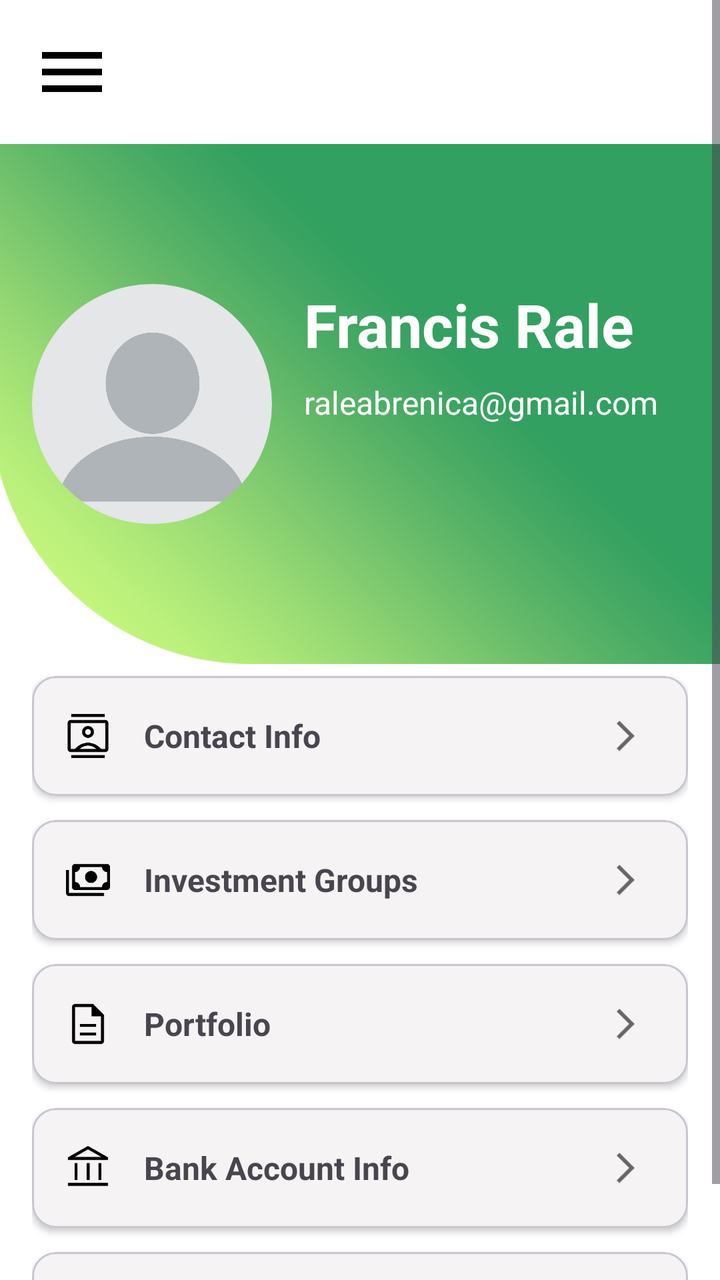
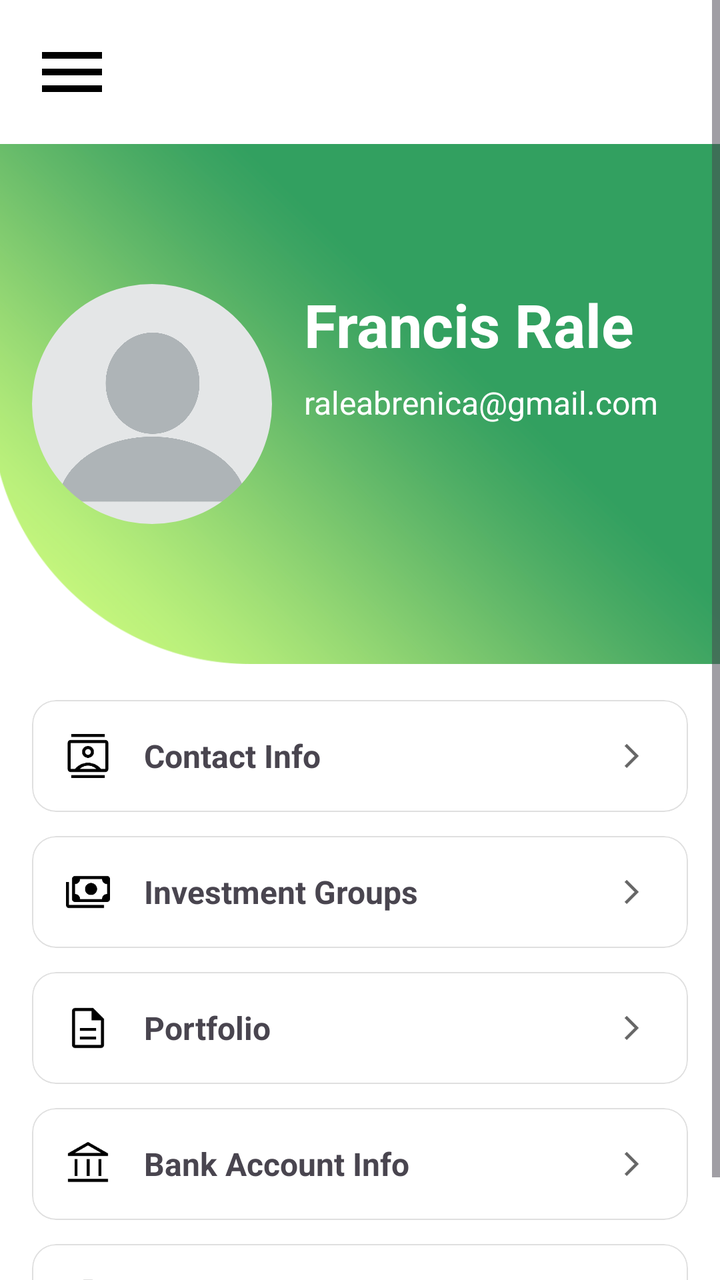

Two renders of the same Android screen: before a commit and after it. Below are the layout's source before the change and the commit's diff.
<!-- AndroidManifest.xml: application theme Theme.WealthLink -->
<!-- res/layout/activity_account_view.xml -->
<?xml version="1.0" encoding="utf-8"?>
<androidx.drawerlayout.widget.DrawerLayout xmlns:android="http://schemas.android.com/apk/res/android"
    xmlns:app="http://schemas.android.com/apk/res-auto"
    xmlns:tools="http://schemas.android.com/tools"
    android:id="@+id/drawerLayout"
    android:layout_width="match_parent"
    android:layout_height="match_parent"
    tools:context=".AccountView">

    <ScrollView
        android:layout_width="match_parent"
        android:layout_height="match_parent">

        <LinearLayout
            android:layout_width="match_parent"
            android:layout_height="wrap_content"
            android:orientation="vertical"
            android:background="@color/white">

            <ImageView
                android:id="@+id/ivMenu"
                android:layout_width="40dp"
                android:layout_height="40dp"
                android:layout_margin="16dp"
                android:src="@drawable/ic_menu" />

            <FrameLayout
                android:layout_width="match_parent"
                android:layout_height="260dp">

                <ImageView
                    android:layout_width="match_parent"
                    android:layout_height="match_parent"
                    android:src="@drawable/profile_bg"
                    android:scaleType="centerCrop"/>

                
                <LinearLayout
                    android:layout_width="match_parent"
                    android:layout_height="wrap_content"
                    android:orientation="horizontal"
                    android:layout_gravity="center_vertical">

                    <com.google.android.material.imageview.ShapeableImageView
                        android:id="@+id/circleImage"
                        android:layout_width="120dp"
                        android:layout_height="120dp"
                        android:scaleType="centerCrop"
                        android:src="@drawable/profile_pic"
                        android:layout_marginStart="16dp"
                        app:shapeAppearance="@style/CircleImage" />

                    <LinearLayout
                        android:layout_width="match_parent"
                        android:layout_height="wrap_content"
                        android:orientation="vertical"
                        android:layout_marginStart="16dp">

                        <TextView
                            android:id="@+id/tvAccountName"
                            android:layout_width="wrap_content"
                            android:layout_height="wrap_content"
                            android:text="Francis Rale"
                            android:textStyle="bold"
                            android:textSize="30sp"
                            android:textColor="@color/white"
                            android:layout_marginBottom="8dp"/>

                        <TextView
                            android:id="@+id/tvAccountEmail"
                            android:layout_width="wrap_content"
                            android:layout_height="wrap_content"
                            android:text="raleabrenica@gmail.com"
                            android:textSize="16sp"
                            android:textColor="@color/white"/>
                    </LinearLayout>
                </LinearLayout>
            </FrameLayout>

            <LinearLayout
                android:layout_width="match_parent"
                android:layout_height="wrap_content"
                android:orientation="vertical"
                android:paddingHorizontal="16dp">

                <com.google.android.material.card.MaterialCardView
                    android:id="@+id/contact_info_card"
                    android:layout_width="match_parent"
                    android:layout_height="wrap_content"
                    android:layout_marginVertical="6dp"
                    app:cardElevation="2dp"
                    app:cardCornerRadius="12dp"
                    app:cardBackgroundColor="#F5F3F3">

                    <LinearLayout
                        android:id="@+id/contact_info"
                        android:layout_width="match_parent"
                        android:layout_height="60dp"
                        android:orientation="horizontal"
                        android:gravity="center_vertical"
                        android:paddingHorizontal="16dp">

                        <ImageView
                            android:layout_width="24dp"
                            android:layout_height="24dp"
                            android:src="@drawable/ic_contact" />

                        <TextView
                            android:layout_width="0dp"
                            android:layout_height="wrap_content"
                            android:layout_weight="1"
                            android:layout_marginStart="16dp"
                            android:text="Contact Info"
                            android:textSize="16sp"
                            android:textStyle="bold" />

                        <ImageView
                            android:layout_width="30dp"
                            android:layout_height="30dp"
                            android:src="@drawable/ic_arrow_right"
                            android:tint="#666666" />
                    </LinearLayout>
                </com.google.android.material.card.MaterialCardView>
                <com.google.android.material.card.MaterialCardView
                    android:layout_width="match_parent"
                    android:layout_height="wrap_content"
                    android:layout_marginVertical="6dp"
                    app:cardElevation="2dp"
                    app:cardCornerRadius="12dp"
                    app:cardBackgroundColor="#F5F3F3"
                    >

                    <LinearLayout
                        android:layout_width="match_parent"
                        android:layout_height="60dp"
                        android:orientation="horizontal"
                        android:gravity="center_vertical"
                        android:paddingHorizontal="16dp">

                        <ImageView
                            android:layout_width="24dp"
                            android:layout_height="24dp"
                            android:src="@drawable/ic_wallet" />

                        <TextView
                            android:layout_width="0dp"
                            android:layout_height="wrap_content"
                            android:layout_weight="1"
                            android:layout_marginStart="16dp"
                            android:text="Investment Groups"
                            android:textSize="16sp"
                            android:textStyle="bold" />

                        <ImageView
                            android:layout_width="30dp"
                            android:layout_height="30dp"
                            android:src="@drawable/ic_arrow_right"
                            android:tint="#666666" />
                    </LinearLayout>
                </com.google.android.material.card.MaterialCardView>

                <com.google.android.material.card.MaterialCardView
                    android:layout_width="match_parent"
                    android:layout_height="wrap_content"
                    android:layout_marginVertical="6dp"
                    app:cardElevation="2dp"
                    app:cardCornerRadius="12dp"
                    app:cardBackgroundColor="#F5F3F3"
                    >

                    <LinearLayout
                        android:layout_width="match_parent"
                        android:layout_height="60dp"
                        android:orientation="horizontal"
                        android:gravity="center_vertical"
                        android:paddingHorizontal="16dp">

                        <ImageView
                            android:layout_width="24dp"
                            android:layout_height="24dp"
                            android:src="@drawable/ic_portfolio" />

                        <TextView
                            android:layout_width="0dp"
                            android:layout_height="wrap_content"
                            android:layout_weight="1"
                            android:layout_marginStart="16dp"
                            android:text="Portfolio"
                            android:textSize="16sp"
                            android:textStyle="bold" />

                        <ImageView
                            android:layout_width="30dp"
                            android:layout_height="30dp"
                            android:src="@drawable/ic_arrow_right"
                            android:tint="#666666" />
                    </LinearLayout>
                </com.google.android.material.card.MaterialCardView>

                <com.google.android.material.card.MaterialCardView
                    android:layout_width="match_parent"
                    android:layout_height="wrap_content"
                    android:layout_marginVertical="6dp"
                    app:cardElevation="2dp"
                    app:cardCornerRadius="12dp"
                    app:cardBackgroundColor="#F5F3F3"
                    >

                    <LinearLayout
                        android:layout_width="match_parent"
                        android:layout_height="60dp"
                        android:orientation="horizontal"
                        android:gravity="center_vertical"
                        android:paddingHorizontal="16dp">

                        <ImageView
                            android:layout_width="24dp"
                            android:layout_height="24dp"
                            android:src="@drawable/ic_bank" />

                        <TextView
                            android:layout_width="0dp"
                            android:layout_height="wrap_content"
                            android:layout_weight="1"
                            android:layout_marginStart="16dp"
                            android:text="Bank Account Info"
                            android:textSize="16sp"
                            android:textStyle="bold" />

                        <ImageView
                            android:layout_width="30dp"
                            android:layout_height="30dp"
                            android:src="@drawable/ic_arrow_right"
                            android:tint="#666666" />
                    </LinearLayout>
                </com.google.android.material.card.MaterialCardView>

                <com.google.android.material.card.MaterialCardView
                    android:layout_width="match_parent"
                    android:layout_height="wrap_content"
                    android:layout_marginVertical="6dp"
                    app:cardElevation="2dp"
                    app:cardCornerRadius="12dp"
                    app:cardBackgroundColor="#F5F3F3"
                    >

                    <LinearLayout
                        android:layout_width="match_parent"
                        android:layout_height="60dp"
                        android:orientation="horizontal"
                        android:gravity="center_vertical"
                        android:paddingHorizontal="16dp">

                        <ImageView
                            android:layout_width="24dp"
                            android:layout_height="24dp"
                            android:src="@drawable/ic_setting" />

                        <TextView
                            android:layout_width="0dp"
                            android:layout_height="wrap_content"
                            android:layout_weight="1"
                            android:layout_marginStart="16dp"
                            android:text="Settings"
                            android:textSize="16sp"
                            android:textStyle="bold" />

                        <ImageView
                            android:layout_width="30dp"
                            android:layout_height="30dp"
                            android:src="@drawable/ic_arrow_right"
                            android:tint="#666666" />
                    </LinearLayout>
                </com.google.android.material.card.MaterialCardView>
            </LinearLayout>
        </LinearLayout>
    </ScrollView>


    <com.google.android.material.navigation.NavigationView
        android:id="@+id/navigation_view"
        android:layout_width="280dp"
        android:layout_height="match_parent"
        android:layout_gravity="start"
        android:background="@android:color/white"
        android:fitsSystemWindows="true">

        <LinearLayout
            android:layout_width="match_parent"
            android:layout_height="match_parent"
            android:orientation="vertical">

            <LinearLayout
                android:layout_width="match_parent"
                android:layout_height="wrap_content"
                android:orientation="horizontal"
                android:padding="24dp">

                <androidx.cardview.widget.CardView
                    android:layout_width="60dp"
                    android:layout_height="60dp"
                    app:cardCornerRadius="30dp"
                    app:cardElevation="0dp">

                    <ImageView
                        android:id="@+id/profile_image"
                        android:layout_width="match_parent"
                        android:layout_height="match_parent"
                        android:scaleType="centerCrop"
                        android:src="@drawable/profile_pic" />
                </androidx.cardview.widget.CardView>

                <LinearLayout
                    android:layout_width="match_parent"
                    android:layout_height="wrap_content"
                    android:layout_marginStart="16dp"
                    android:layout_gravity="center_vertical"
                    android:orientation="vertical">

                    <TextView
                        android:id="@+id/user_name"
                        android:layout_width="wrap_content"
                        android:layout_height="wrap_content"
                        android:text="Kurt Zander Kaw"
                        android:textColor="@android:color/black"
                        android:textSize="18sp"
                        android:textStyle="bold" />

                    <TextView
                        android:id="@+id/user_email"
                        android:layout_width="wrap_content"
                        android:layout_height="wrap_content"
                        android:text="KurtisCool@gmail.com"
                        android:textColor="@android:color/darker_gray"
                        android:textSize="14sp" />
                </LinearLayout>
            </LinearLayout>

            <LinearLayout
                android:layout_width="match_parent"
                android:layout_height="wrap_content"
                android:orientation="vertical">

                <LinearLayout
                    android:id="@+id/nav_home"
                    android:layout_width="match_parent"
                    android:layout_height="wrap_content"
                    android:gravity="center_vertical"
                    android:orientation="horizontal"
                    android:paddingHorizontal="24dp"
                    android:paddingVertical="24dp">

                    <ImageView
                        android:layout_width="24dp"
                        android:layout_height="24dp"
                        android:src="@drawable/home_nav" />

                    <TextView
                        android:layout_width="wrap_content"
                        android:layout_height="wrap_content"
                        android:layout_marginStart="24dp"
                        android:text="Home"
                        android:textColor="@android:color/black"
                        android:textSize="16sp" />
                </LinearLayout>

                <LinearLayout
                    android:id="@+id/nav_groups"
                    android:layout_width="match_parent"
                    android:layout_height="wrap_content"
                    android:gravity="center_vertical"
                    android:orientation="horizontal"
                    android:paddingHorizontal="24dp"
                    android:paddingVertical="24dp">

                    <ImageView
                        android:layout_width="24dp"
                        android:layout_height="24dp"
                        android:src="@drawable/group_nav" />

                    <TextView
                        android:layout_width="wrap_content"
                        android:layout_height="wrap_content"
                        android:layout_marginStart="24dp"
                        android:text="Groups"
                        android:textColor="@android:color/black"
                        android:textSize="16sp" />
                </LinearLayout>

                <LinearLayout
                    android:id="@+id/nav_notifications"
                    android:layout_width="match_parent"
                    android:layout_height="wrap_content"
                    android:gravity="center_vertical"
                    android:orientation="horizontal"
                    android:paddingHorizontal="24dp"
                    android:paddingVertical="24dp">

                    <ImageView
                        android:layout_width="24dp"
                        android:layout_height="24dp"
                        android:src="@drawable/bell_nav" />

                    <TextView
                        android:layout_width="wrap_content"
                        android:layout_height="wrap_content"
                        android:layout_marginStart="24dp"
                        android:text="Notifications"
                        android:textColor="@android:color/black"
                        android:textSize="16sp" />
                </LinearLayout>

                <LinearLayout
                    android:id="@+id/nav_history"
                    android:layout_width="match_parent"
                    android:layout_height="wrap_content"
                    android:gravity="center_vertical"
                    android:orientation="horizontal"
                    android:paddingHorizontal="24dp"
                    android:paddingVertical="24dp">

                    <ImageView
                        android:layout_width="24dp"
                        android:layout_height="24dp"
                        android:src="@drawable/history_nav" />

                    <TextView
                        android:layout_width="wrap_content"
                        android:layout_height="wrap_content"
                        android:layout_marginStart="24dp"
                        android:text="History"
                        android:textColor="@android:color/black"
                        android:textSize="16sp" />
                </LinearLayout>

                <LinearLayout
                    android:id="@+id/nav_account"
                    android:layout_width="match_parent"
                    android:layout_height="wrap_content"
                    android:gravity="center_vertical"
                    android:orientation="horizontal"
                    android:paddingHorizontal="24dp"
                    android:paddingVertical="24dp">

                    <ImageView
                        android:layout_width="24dp"
                        android:layout_height="24dp"
                        android:src="@drawable/user_nav" />

                    <TextView
                        android:layout_width="wrap_content"
                        android:layout_height="wrap_content"
                        android:layout_marginStart="24dp"
                        android:text="Account"
                        android:textColor="@android:color/black"
                        android:textSize="16sp" />
                </LinearLayout>
            </LinearLayout>
        </LinearLayout>
    </com.google.android.material.navigation.NavigationView>
</androidx.drawerlayout.widget.DrawerLayout>
<!-- resources referenced by this layout -->
<resources>
  <color name="white">#FFFFFFFF</color>
  <!-- drawable bell_nav: png bitmap (drawable, 9607 bytes) -->
  <!-- drawable group_nav: png bitmap (drawable, 17830 bytes) -->
  <!-- drawable history_nav: png bitmap (drawable, 14436 bytes) -->
  <!-- drawable home_nav: png bitmap (drawable, 9229 bytes) -->
  <!-- drawable ic_arrow_right: png bitmap (drawable, 676 bytes) -->
  <!-- drawable ic_bank: png bitmap (drawable, 1252 bytes) -->
  <!-- drawable ic_contact: png bitmap (drawable, 1592 bytes) -->
  <!-- drawable ic_menu (drawable) -->
  <?xml version="1.0" encoding="utf-8"?>
  <vector xmlns:android="http://schemas.android.com/apk/res/android"
      android:width="24dp"
      android:height="24dp"
      android:viewportWidth="24"
      android:viewportHeight="24">
      <path
          android:fillColor="#000000"
          android:pathData="M3,18h18v-2L3,16v2zM3,13h18v-2L3,11v2zM3,6v2h18L21,6L3,6z"/>
  </vector>
  <!-- drawable ic_portfolio: png bitmap (drawable, 898 bytes) -->
  <!-- drawable ic_setting: png bitmap (drawable, 3029 bytes) -->
  <!-- drawable ic_wallet: png bitmap (drawable, 1419 bytes) -->
  <!-- drawable profile_bg: png bitmap (drawable, 89872 bytes) -->
  <!-- drawable profile_pic: png bitmap (drawable, 37098 bytes) -->
  <!-- drawable user_nav: png bitmap (drawable, 16826 bytes) -->
  <style name="CircleImage" parent="ShapeAppearanceOverlay.MaterialComponents.ImageView">
          <item name="cornerSize">50%</item>
      </style>
  <style name="Theme.WealthLink" parent="Base.Theme.WealthLink" />
  <style name="ShapeAppearanceOverlay.MaterialComponents.ImageView" parent="ShapeAppearance.MaterialComponents.SmallComponent">
          <item name="cornerFamily">rounded</item>
          <item name="cornerSize">8dp</item>
      </style>
  <style name="Base.Theme.WealthLink" parent="Theme.Material3.DayNight.NoActionBar">
          
          
      </style>
</resources>

<!-- the commit's change to res/layout/activity_account_view.xml (unified diff, before → after) -->
@@ -5,6 +5,7 @@
     android:id="@+id/drawerLayout"
     android:layout_width="match_parent"
     android:layout_height="match_parent"
+    android:background="@android:color/white"
     tools:context=".AccountView">
 
     <ScrollView
@@ -81,21 +82,25 @@
                 android:layout_width="match_parent"
                 android:layout_height="wrap_content"
                 android:orientation="vertical"
-                android:paddingHorizontal="16dp">
-
+                android:paddingHorizontal="16dp"
+                android:paddingVertical="12dp">
+
+                
                 <com.google.android.material.card.MaterialCardView
                     android:id="@+id/contact_info_card"
                     android:layout_width="match_parent"
                     android:layout_height="wrap_content"
                     android:layout_marginVertical="6dp"
-                    app:cardElevation="2dp"
+                    app:cardElevation="0dp"
                     app:cardCornerRadius="12dp"
-                    app:cardBackgroundColor="#F5F3F3">
+                    app:strokeWidth="0.5dp"
+                    app:strokeColor="#20000000"
+                    app:cardBackgroundColor="@android:color/white">
 
                     <LinearLayout
                         android:id="@+id/contact_info"
                         android:layout_width="match_parent"
-                        android:layout_height="60dp"
+                        android:layout_height="56dp"
                         android:orientation="horizontal"
                         android:gravity="center_vertical"
                         android:paddingHorizontal="16dp">
@@ -115,24 +120,26 @@
                             android:textStyle="bold" />
 
                         <ImageView
-                            android:layout_width="30dp"
-                            android:layout_height="30dp"
+                            android:layout_width="24dp"
+                            android:layout_height="24dp"
                             android:src="@drawable/ic_arrow_right"
                             android:tint="#666666" />
                     </LinearLayout>
                 </com.google.android.material.card.MaterialCardView>
+
                 <com.google.android.material.card.MaterialCardView
                     android:layout_width="match_parent"
                     android:layout_height="wrap_content"
                     android:layout_marginVertical="6dp"
-                    app:cardElevation="2dp"
+                    app:cardElevation="0dp"
                     app:cardCornerRadius="12dp"
-                    app:cardBackgroundColor="#F5F3F3"
-                    >
-
-                    <LinearLayout
-                        android:layout_width="match_parent"
-                        android:layout_height="60dp"
+                    app:strokeWidth="0.5dp"
+                    app:strokeColor="#20000000"
+                    app:cardBackgroundColor="@android:color/white">
+
+                    <LinearLayout
+                        android:layout_width="match_parent"
+                        android:layout_height="56dp"
                         android:orientation="horizontal"
                         android:gravity="center_vertical"
                         android:paddingHorizontal="16dp">
@@ -152,8 +159,8 @@
                             android:textStyle="bold" />
 
                         <ImageView
-                            android:layout_width="30dp"
-                            android:layout_height="30dp"
+                            android:layout_width="24dp"
+                            android:layout_height="24dp"
                             android:src="@drawable/ic_arrow_right"
                             android:tint="#666666" />
                     </LinearLayout>
@@ -163,14 +170,15 @@
                     android:layout_width="match_parent"
                     android:layout_height="wrap_content"
                     android:layout_marginVertical="6dp"
-                    app:cardElevation="2dp"
+                    app:cardElevation="0dp"
                     app:cardCornerRadius="12dp"
-                    app:cardBackgroundColor="#F5F3F3"
-                    >
-
-                    <LinearLayout
-                        android:layout_width="match_parent"
-                        android:layout_height="60dp"
+                    app:strokeWidth="0.5dp"
+                    app:strokeColor="#20000000"
+                    app:cardBackgroundColor="@android:color/white">
+
+                    <LinearLayout
+                        android:layout_width="match_parent"
+                        android:layout_height="56dp"
                         android:orientation="horizontal"
                         android:gravity="center_vertical"
                         android:paddingHorizontal="16dp">
@@ -190,8 +198,8 @@
                             android:textStyle="bold" />
 
                         <ImageView
-                            android:layout_width="30dp"
-                            android:layout_height="30dp"
+                            android:layout_width="24dp"
+                            android:layout_height="24dp"
                             android:src="@drawable/ic_arrow_right"
                             android:tint="#666666" />
                     </LinearLayout>
@@ -201,14 +209,15 @@
                     android:layout_width="match_parent"
                     android:layout_height="wrap_content"
                     android:layout_marginVertical="6dp"
-                    app:cardElevation="2dp"
+                    app:cardElevation="0dp"
                     app:cardCornerRadius="12dp"
-                    app:cardBackgroundColor="#F5F3F3"
-                    >
-
-                    <LinearLayout
-                        android:layout_width="match_parent"
-                        android:layout_height="60dp"
+                    app:strokeWidth="0.5dp"
+                    app:strokeColor="#20000000"
+                    app:cardBackgroundColor="@android:color/white">
+
+                    <LinearLayout
+                        android:layout_width="match_parent"
+                        android:layout_height="56dp"
                         android:orientation="horizontal"
                         android:gravity="center_vertical"
                         android:paddingHorizontal="16dp">
@@ -228,8 +237,8 @@
                             android:textStyle="bold" />
 
                         <ImageView
-                            android:layout_width="30dp"
-                            android:layout_height="30dp"
+                            android:layout_width="24dp"
+                            android:layout_height="24dp"
                             android:src="@drawable/ic_arrow_right"
                             android:tint="#666666" />
                     </LinearLayout>
@@ -239,14 +248,15 @@
                     android:layout_width="match_parent"
                     android:layout_height="wrap_content"
                     android:layout_marginVertical="6dp"
-                    app:cardElevation="2dp"
+                    app:cardElevation="0dp"
                     app:cardCornerRadius="12dp"
-                    app:cardBackgroundColor="#F5F3F3"
-                    >
-
-                    <LinearLayout
-                        android:layout_width="match_parent"
-                        android:layout_height="60dp"
+                    app:strokeWidth="0.5dp"
+                    app:strokeColor="#20000000"
+                    app:cardBackgroundColor="@android:color/white">
+
+                    <LinearLayout
+                        android:layout_width="match_parent"
+                        android:layout_height="56dp"
                         android:orientation="horizontal"
                         android:gravity="center_vertical"
                         android:paddingHorizontal="16dp">
@@ -266,8 +276,8 @@
                             android:textStyle="bold" />
 
                         <ImageView
-                            android:layout_width="30dp"
-                            android:layout_height="30dp"
+                            android:layout_width="24dp"
+                            android:layout_height="24dp"
                             android:src="@drawable/ic_arrow_right"
                             android:tint="#666666" />
                     </LinearLayout>
